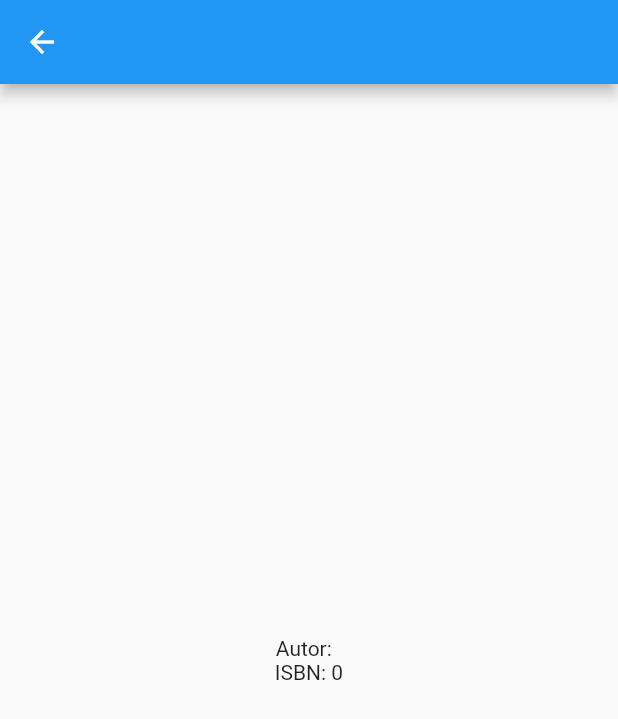
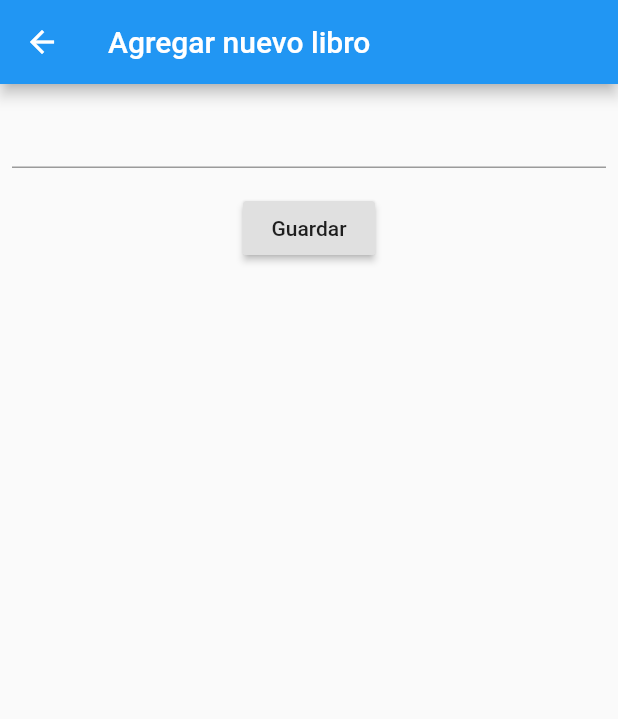
Before and after one commit to brunocalmels/mob-mobile, a Flutter app: the screen it shows after launch, after a tap on "Agregar", on a phone screen of 412 x 824 dp. Shown: the top 719 px of the screen. Run offline on Flutter 3.47's test engine with Material 2 defaults, Android fonts, the phone set to English and light mode, and no system bars; missing offline and left inert: barcode_scan.

Commit message:
feat[new Libro]

```diff
--- a/lib/libro.dart
+++ b/lib/libro.dart
@@ -4,13 +4,15 @@ class Libro {
   final String apellidoAutor;
   final int isbn;
   final bool nuevo;
+  final int id;
 
   Libro(
       {this.nombre,
       this.nombreAutor,
       this.apellidoAutor,
       this.isbn,
-      this.nuevo});
+      this.nuevo,
+      this.id});
 
   factory Libro.fromJson(Map<String, dynamic> json) {
     return Libro(
@@ -18,6 +20,7 @@ class Libro {
       nombreAutor: json['autor']['nombres'],
       apellidoAutor: json['autor']['apellidos'],
       isbn: json['isbn'],
+      id: json['id'],
       nuevo: false,
     );
   }
@@ -29,6 +32,7 @@ class Libro {
       apellidoAutor: '',
       isbn: isbn,
       nuevo: true,
+      id: 0,
     );
   }
 
@@ -39,5 +43,6 @@ class Libro {
           'apellidos': apellidoAutor,
         },
         'isbn': isbn,
+        'id': id,
       };
 }
--- /dev/null
+++ b/lib/libroNew.dart
@@ -0,0 +1,105 @@
+import 'dart:convert';
+
+import 'package:flutter/material.dart';
+import 'package:http/http.dart' as http;
+import './libro.dart';
+
+// class LibroNew extends StatelessWidget {
+//   final Libro libro;
+
+//   LibroNew({Key key, @required this.libro}) : super(key: key);
+
+//   @override
+//   Widget build(BuildContext context) {
+//     return Scaffold(
+//       appBar: AppBar(
+//         title: Text(libro.nombre),
+//       ),
+//       body: Center(
+//         child: Column(
+//           children: <Widget>[
+//             Text('Autor: ${libro?.nombreAutor} ${libro?.apellidoAutor}'),
+//             Text('ISBN: ${libro?.isbn}'),
+//           ],
+//           mainAxisAlignment: MainAxisAlignment.center,
+//           crossAxisAlignment: CrossAxisAlignment.center,
+//           // padding: EdgeInsets.all(16.0),
+//         ),
+//       ),
+//     );
+//   }
+// }
+
+class LibroNew extends StatefulWidget {
+  final Libro libro;
+
+  const LibroNew({Key key, @required this.libro}) : super(key: key);
+
+  @override
+  _LibroNewState createState() => _LibroNewState();
+}
+
+class _LibroNewState extends State<LibroNew> {
+  final String url = 'http://192.168.0.245:3000/libros/';
+  final _formKey = GlobalKey<FormState>();
+  GlobalKey<ScaffoldState> scaffoldKey = new GlobalKey();
+
+  @override
+  Widget build(BuildContext context) {
+    return Scaffold(
+      key: scaffoldKey,
+      appBar: AppBar(
+        title: Text("Agregar nuevo libro"),
+      ),
+      body: Padding(
+        padding: const EdgeInsets.all(8.0),
+        child: Form(
+          key: _formKey,
+          child: Column(
+            crossAxisAlignment: CrossAxisAlignment.start,
+            children: <Widget>[
+              TextFormField(
+                validator: (value) {
+                  if (value.isEmpty) {
+                    return 'Ingresá un nombre';
+                  }
+                },
+              ),
+              Center(
+                child: Padding(
+                  padding: const EdgeInsets.symmetric(vertical: 16.0),
+                  child: RaisedButton(
+                    onPressed: () async {
+                      if (_formKey.currentState.validate()) {
+                        // Process data.
+                        scaffoldKey.currentState.showSnackBar(
+                            SnackBar(content: Text('Processing Data')));
+                        final String body = jsonEncode({
+                          'isbn': widget.libro.isbn,
+                          'autor_id': 1,
+                          // TODO: reemplazar autor
+                          'nombre': 'Libertad libertad libertad',
+                        });
+                        print('*** Posting: $body');
+                        final response = await http.post(
+                          url,
+                          headers: {
+                            'Content-type': 'application/json',
+                            'Accept': 'application/json',
+                          },
+                          body: body,
+                        );
+                        print('Response: $response.body');
+                      }
+                    },
+                    child: Text('Guardar'),
+                  ),
+                ),
+              ),
+            ],
+          ),
+        ),
+      ),
+    );
+  }
+}
--- a/lib/main.dart
+++ b/lib/main.dart
@@ -6,7 +6,7 @@ import 'package:flutter/services.dart';
 import 'package:http/http.dart' as http;
 import './libro.dart';
 import './libroShow.dart';
-// import 'package:image_picker/image_picker.dart';
+import './libroNew.dart';
 
 void main() {
   runApp(new MyApp());
@@ -54,6 +54,7 @@ class _MyHomeState extends State<MyHome> {
               padding: const EdgeInsets.all(8.0),
             ),
             Text("Código de barras escaneado : " + barcode),
+            if (libro != null)
               Baseline(
                 baselineType: TextBaseline.ideographic,
                 baseline: 60,
@@ -61,6 +62,7 @@ class _MyHomeState extends State<MyHome> {
                   child: Column(
                     mainAxisSize: MainAxisSize.min,
                     children: <Widget>[
+                      if (libro != null)
                         ListTile(
                           leading: Icon(Icons.book),
                           title: Text(
@@ -69,6 +71,7 @@ class _MyHomeState extends State<MyHome> {
                               ? 'Autor: ${libro?.nombreAutor} ${libro?.apellidoAutor}.'
                               : ''),
                         ),
+                      if (libro != null && !libro.nuevo)
                         RaisedButton(
                           onPressed: () {
                             Navigator.push(
@@ -80,7 +83,21 @@ class _MyHomeState extends State<MyHome> {
                               ),
                             );
                           },
-                      child: Text(libro.nuevo ? "Agregar" : "Más info"),
+                          child: Text("Más info"),
+                        ),
+                      if (libro != null && libro.nuevo)
+                        RaisedButton(
+                          onPressed: () {
+                            Navigator.push(
+                              context,
+                              MaterialPageRoute(
+                                builder: (context) => LibroNew(
+                                      libro: libro,
+                                    ),
+                              ),
+                            );
+                          },
+                          child: Text("Agregar"),
                         ),
                     ],
                   ),
@@ -139,27 +156,6 @@ class _MyHomeState extends State<MyHome> {
   }
 }
 
-// File galleryFile;
-//   imageSelectorGallery() async {
-//     galleryFile = await ImagePicker.pickImage(
-//       source: ImageSource.gallery,
-// // maxHeight: 50.0,
-// // maxWidth: 50.0,
-//     );
-//     print("You selected gallery image : " + galleryFile.path);
-//     setState(() {});
-//   }
-
-// Widget displayImage() {
-//   return new SizedBox(
-//     height: 300.0,
-//     width: 400.0,
-//     child: galleryFile == null
-//         ? new Text('Sorry nothing to display')
-//         : new Image.file(galleryFile),
-//   );
-// }
-
 // // Hace un GET para buscar el libro por ID
 // Future getLibro() async {
 //   final String url = 'http://192.168.0.245:3000/libros/1.json';
--- a/pubspec.yaml
+++ b/pubspec.yaml
@@ -14,7 +14,7 @@ description: A new Flutter project.
 version: 1.0.0+1
 
 environment:
-  sdk: ">=2.1.0 <3.0.0"
+  sdk: ">=2.2.2 <3.0.0"
 
 dependencies:
   flutter:
@@ -24,7 +24,6 @@ dependencies:
   # Use with the CupertinoIcons class for iOS style icons.
   cupertino_icons: ^0.1.2
   barcode_scan: ^0.0.4
-  # image_picker: ^0.5.0
   http: ^0.12.0+2
 
 dev_dependencies:
```
Also changed, not shown: pubspec.lock. Lines whose indentation alone changed are shown as unchanged.
